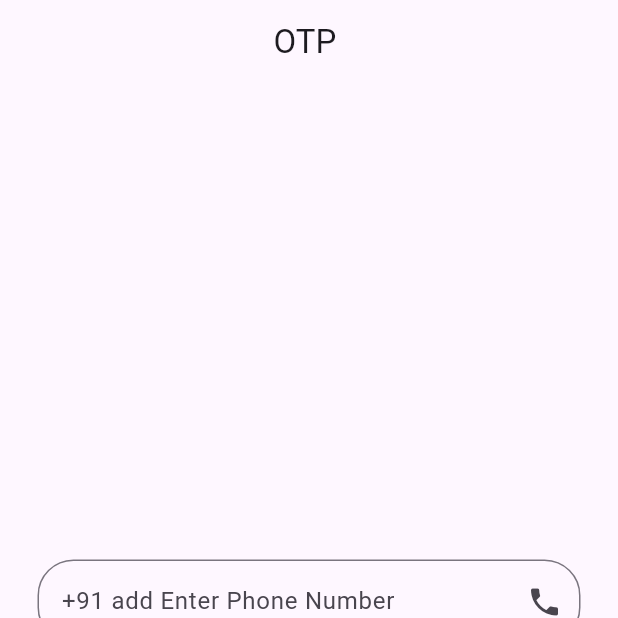
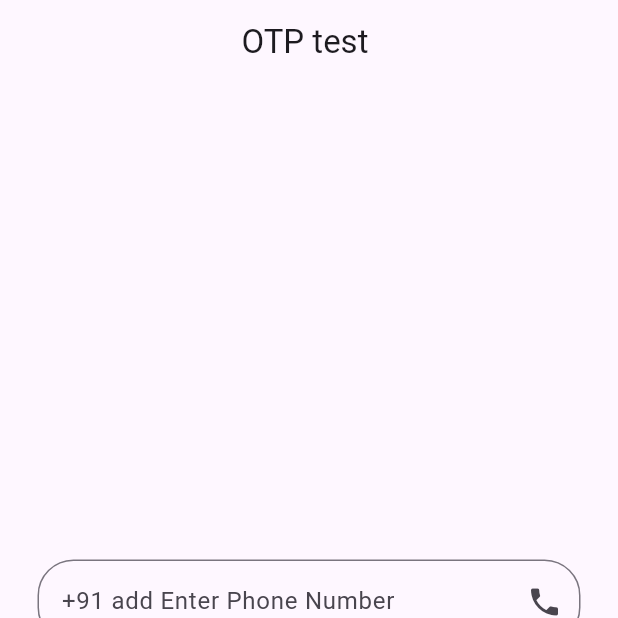
Before and after one commit to TIRTH1818y/test11, a Flutter app: the screen it shows after launch, on a phone screen of 412 x 824 dp, the top half of it. Run offline on Flutter 3.47's test engine with Material 3 defaults, Android fonts, the phone set to English and light mode, and no system bars; our stand-ins replace firebase_auth, firebase_core; accounts and stored records are empty.

Commit message:
new update otp run1

```diff
--- a/lib/OTP.dart
+++ b/lib/OTP.dart
@@ -17,7 +17,7 @@ class _phoneotpState extends State<phoneotp> {
   Widget build(BuildContext context) {
     return Scaffold(
       appBar: AppBar(
-        title: Text("OTP "),
+        title: Text("OTP test "),
         centerTitle: true,
       ),
       body: Column(
--- a/pubspec.yaml
+++ b/pubspec.yaml
@@ -37,6 +37,7 @@ dependencies:
   cupertino_icons: ^1.0.6
   firebase_core: ^3.1.0
   firebase_auth: ^5.1.0
+
 
 dev_dependencies:
   flutter_test:
```
Also changed, not shown: 2 other files.
